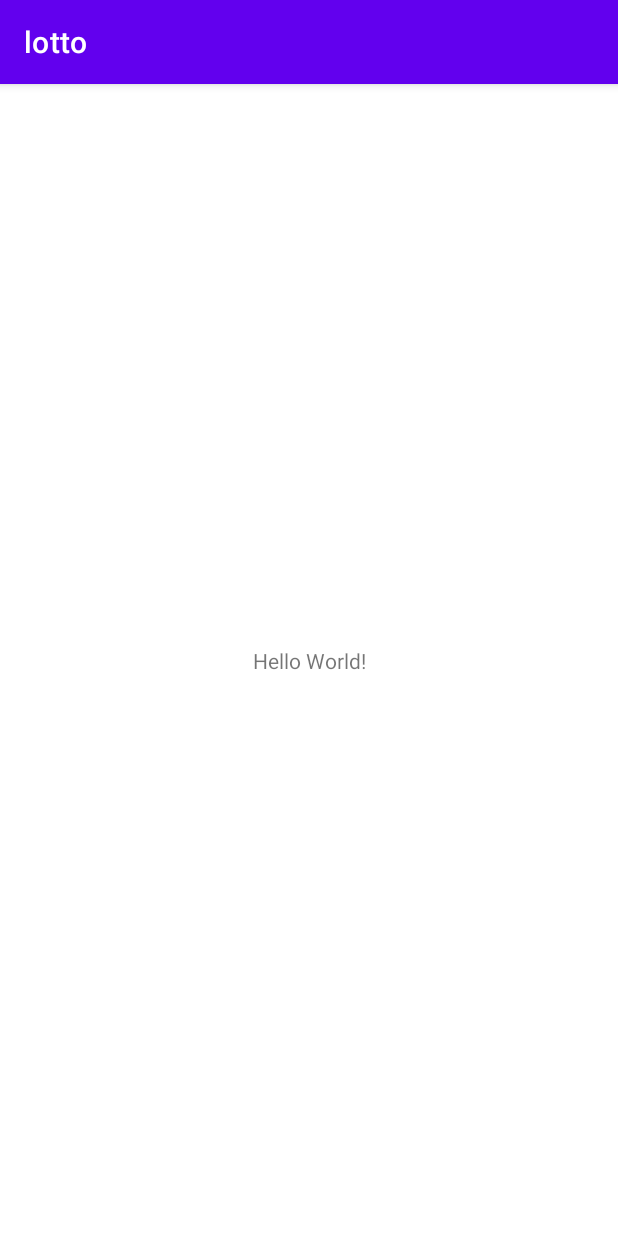
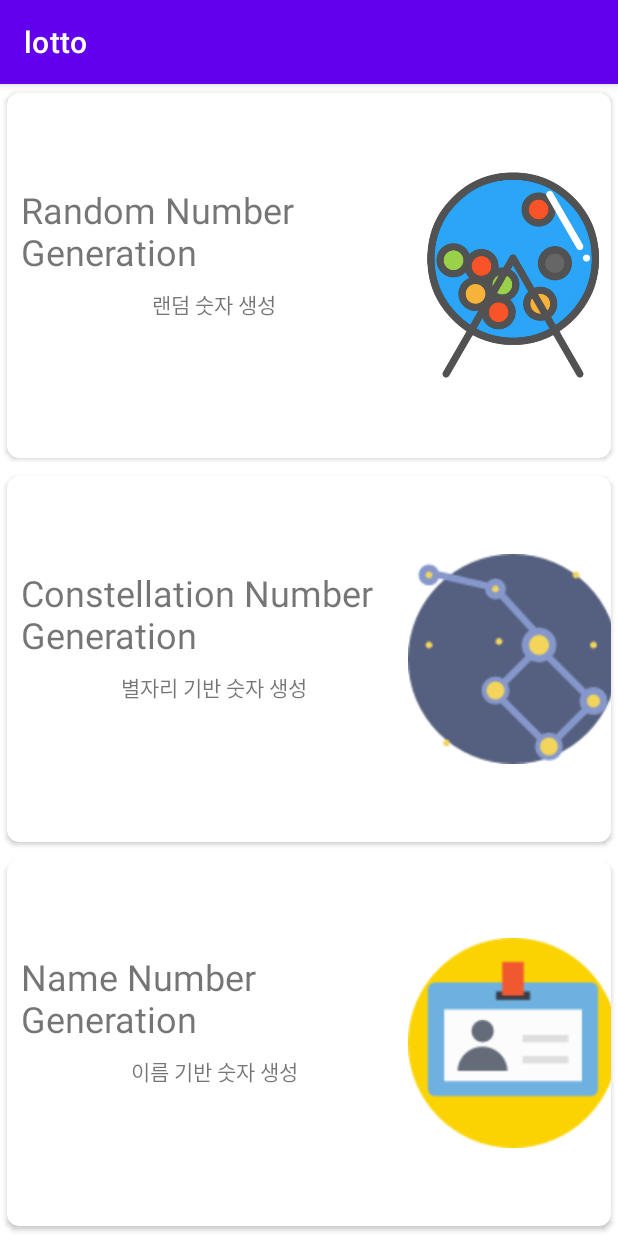
Before and after one commit to ShimWooJeong/lotto, an Android app: the screen it shows after launch (MainActivity), on a phone screen of 412 x 824 dp. Run offline under Robolectric (Android 15) with nearby library versions, the phone set to English and light mode, and no system bars.

Commit message:
Lotto menu

```diff
--- a/app/build.gradle
+++ b/app/build.gradle
@@ -39,6 +39,7 @@ dependencies {
     implementation 'androidx.appcompat:appcompat:1.2.0'
     implementation 'com.google.android.material:material:1.3.0'
     implementation 'androidx.constraintlayout:constraintlayout:2.0.4'
+    implementation 'androidx.cardview:cardview:1.0.0'
     testImplementation 'junit:junit:4.+'
     androidTestImplementation 'androidx.test.ext:junit:1.1.2'
     androidTestImplementation 'androidx.test.espresso:espresso-core:3.3.0'
--- a/app/src/main/res/layout/activity_main.xml
+++ b/app/src/main/res/layout/activity_main.xml
@@ -1,18 +1,150 @@
 <?xml version="1.0" encoding="utf-8"?>
-<androidx.constraintlayout.widget.ConstraintLayout xmlns:android="http://schemas.android.com/apk/res/android"
+<LinearLayout xmlns:android="http://schemas.android.com/apk/res/android"
     xmlns:app="http://schemas.android.com/apk/res-auto"
     xmlns:tools="http://schemas.android.com/tools"
-    android:layout_width="match_parent"
+    android:layout_width="wrap_content"
     android:layout_height="match_parent"
+    android:gravity="left"
+    android:orientation="vertical"
+    android:weightSum="1.0"
     tools:context=".MainActivity">
 
-    <TextView
-        android:layout_width="wrap_content"
-        android:layout_height="wrap_content"
-        android:text="Hello World!"
-        app:layout_constraintBottom_toBottomOf="parent"
-        app:layout_constraintLeft_toLeftOf="parent"
-        app:layout_constraintRight_toRightOf="parent"
-        app:layout_constraintTop_toTopOf="parent" />
+    <androidx.cardview.widget.CardView
+        android:layout_width="match_parent"
+        android:layout_height="0dp"
+        android:layout_weight="0.3333"
+        app:cardCornerRadius="8dp"
+        app:cardUseCompatPadding="true">
 
-</androidx.constraintlayout.widget.ConstraintLayout>
+        <LinearLayout
+            android:layout_width="407dp"
+            android:layout_height="match_parent"
+            android:gravity="center|right"
+            android:orientation="horizontal">
+
+            <LinearLayout
+                android:layout_width="258dp"
+                android:layout_height="match_parent"
+                android:orientation="vertical">
+
+                <TextView
+                    android:id="@+id/textView"
+                    android:layout_width="match_parent"
+                    android:layout_height="match_parent"
+                    android:layout_weight="1"
+                    android:gravity="bottom|center|left"
+                    android:text="Random Number Generation"
+                    android:textSize="24sp" />
+
+                <TextView
+                    android:id="@+id/textView2"
+                    android:layout_width="match_parent"
+                    android:layout_height="match_parent"
+                    android:layout_marginTop="8dp"
+                    android:layout_weight="1"
+                    android:gravity="center|top"
+                    android:text="랜덤 숫자 생성"
+                    android:textSize="14sp" />
+            </LinearLayout>
+
+            <ImageView
+                android:id="@+id/imageView"
+                android:layout_width="140dp"
+                android:layout_height="140dp"
+                app:srcCompat="@drawable/random" />
+        </LinearLayout>
+    </androidx.cardview.widget.CardView>
+
+    <androidx.cardview.widget.CardView
+        android:layout_width="match_parent"
+        android:layout_height="0dp"
+        android:layout_weight="0.3333"
+        app:cardCornerRadius="8dp"
+        app:cardUseCompatPadding="true">
+
+        <LinearLayout
+            android:layout_width="407dp"
+            android:layout_height="match_parent"
+            android:gravity="center|right"
+            android:orientation="horizontal">
+
+            <LinearLayout
+                android:layout_width="258dp"
+                android:layout_height="match_parent"
+                android:orientation="vertical">
+
+                <TextView
+                    android:id="@+id/textView3"
+                    android:layout_width="match_parent"
+                    android:layout_height="match_parent"
+                    android:layout_weight="1"
+                    android:gravity="bottom|center|left"
+                    android:text="Constellation Number Generation"
+                    android:textSize="24sp" />
+
+                <TextView
+                    android:id="@+id/textView4"
+                    android:layout_width="match_parent"
+                    android:layout_height="match_parent"
+                    android:layout_marginTop="8dp"
+                    android:layout_weight="1"
+                    android:gravity="center|top"
+                    android:text="별자리 기반 숫자 생성"
+                    android:textSize="14sp" />
+            </LinearLayout>
+
+            <ImageView
+                android:id="@+id/imageView2"
+                android:layout_width="140dp"
+                android:layout_height="140dp"
+                app:srcCompat="@drawable/constellation" />
+        </LinearLayout>
+    </androidx.cardview.widget.CardView>
+
+    <androidx.cardview.widget.CardView
+        android:layout_width="match_parent"
+        android:layout_height="0dp"
+        android:layout_weight="0.3333"
+        app:cardCornerRadius="8dp"
+        app:cardUseCompatPadding="true">
+
+        <LinearLayout
+            android:layout_width="407dp"
+            android:layout_height="match_parent"
+            android:gravity="center|right"
+            android:orientation="horizontal">
+
+            <LinearLayout
+                android:layout_width="258dp"
+                android:layout_height="match_parent"
+                android:orientation="vertical">
+
+                <TextView
+                    android:id="@+id/textView5"
+                    android:layout_width="match_parent"
+                    android:layout_height="match_parent"
+                    android:layout_weight="1"
+                    android:gravity="bottom|center|left"
+                    android:text="Name Number Generation"
+                    android:textSize="24sp" />
+
+                <TextView
+                    android:id="@+id/textView6"
+                    android:layout_width="match_parent"
+                    android:layout_height="match_parent"
+                    android:layout_marginTop="8dp"
+                    android:layout_weight="1"
+                    android:gravity="center|top"
+                    android:text="이름 기반 숫자 생성"
+                    android:textSize="14sp" />
+            </LinearLayout>
+
+            <ImageView
+                android:id="@+id/imageView3"
+                android:layout_width="140dp"
+                android:layout_height="140dp"
+                app:srcCompat="@drawable/name" />
+        </LinearLayout>
+    </androidx.cardview.widget.CardView>
+
+</LinearLayout>
--- /dev/null
+++ b/app/src/main/res/layout/lin_layout_vertical.xml
@@ -0,0 +1,37 @@
+<?xml version="1.0" encoding="utf-8"?>
+<LinearLayout xmlns:android="http://schemas.android.com/apk/res/android"
+    android:orientation="vertical" android:layout_width="match_parent"
+    android:layout_height="match_parent">
+
+    <Button
+        android:id="@+id/button"
+        android:layout_width="match_parent"
+        android:layout_height="wrap_content"
+        android:text="Button" />
+
+    <Button
+        android:id="@+id/button2"
+        android:layout_width="match_parent"
+        android:layout_height="wrap_content"
+        android:text="Button" />
+
+    <LinearLayout
+        android:layout_width="match_parent"
+        android:layout_height="match_parent"
+        android:orientation="horizontal">
+
+        <Button
+            android:id="@+id/button3"
+            android:layout_width="wrap_content"
+            android:layout_height="wrap_content"
+            android:layout_weight="1"
+            android:text="Button" />
+
+        <Button
+            android:id="@+id/button4"
+            android:layout_width="wrap_content"
+            android:layout_height="wrap_content"
+            android:layout_weight="1"
+            android:text="Button" />
+    </LinearLayout>
+</LinearLayout>
```
Also changed, not shown: app/src/main/res/drawable/constellation.png (added), app/src/main/res/drawable/name.png (added), app/src/main/res/drawable/random.png (added).
